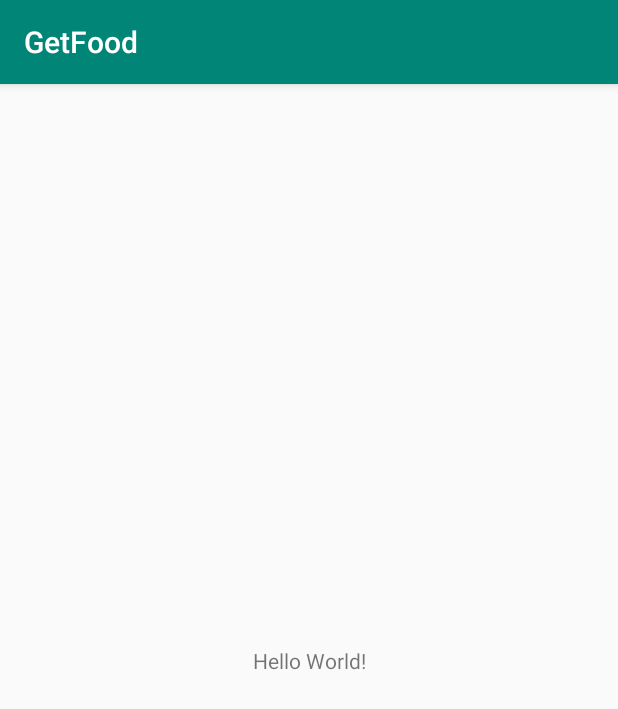
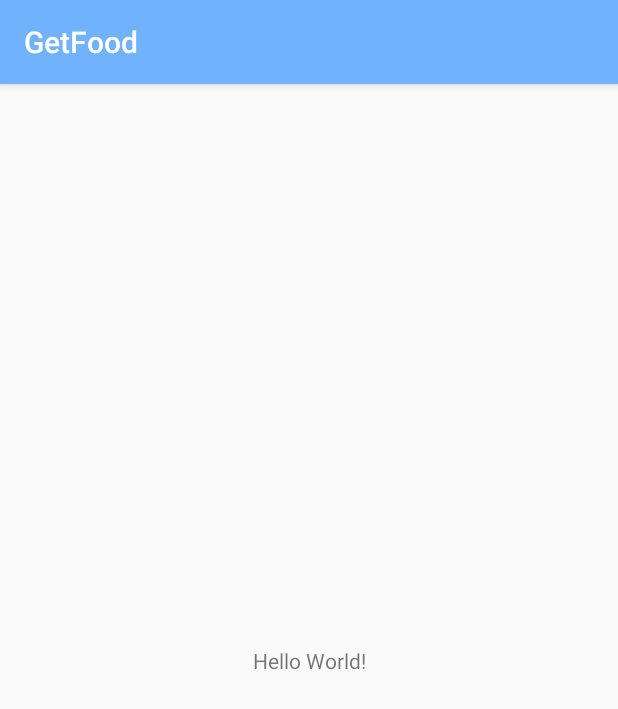
Before and after one commit to Pegasus-IT/GetFood, an Android app: the screen it shows after launch (MainActivity), on a phone screen of 412 x 824 dp. Shown: the top 709 px of the screen. Run offline under Robolectric (Android 15) with nearby library versions, the phone set to English and light mode, and no system bars.

Commit message:
:lipstick: Added app colors

```diff
--- a/app/src/main/res/values/colors.xml
+++ b/app/src/main/res/values/colors.xml
@@ -1,6 +1,14 @@
 <?xml version="1.0" encoding="utf-8"?>
 <resources>
-    <color name="colorPrimary">#008577</color>
-    <color name="colorPrimaryDark">#00574B</color>
-    <color name="colorAccent">#D81B60</color>
+    <color name="colorPrimary">#70B2FC</color>
+    <color name="colorPrimaryDark">#419bff</color>
+    <color name="colorPrimaryLight">#B6D8FD</color>
+    <color name="colorAccent">#FFE066</color>
+
+    <color name="colorBackground">#F9F9F9</color>
+    <color name="colorDefaultIcon">#CCCCCC</color>
+    <color name="colorBorders">#F8F8F8</color>
+
+    <color name="colorText">#717171</color>
+    <color name="colorTextLink">#92C3FC</color>
 </resources>
```
